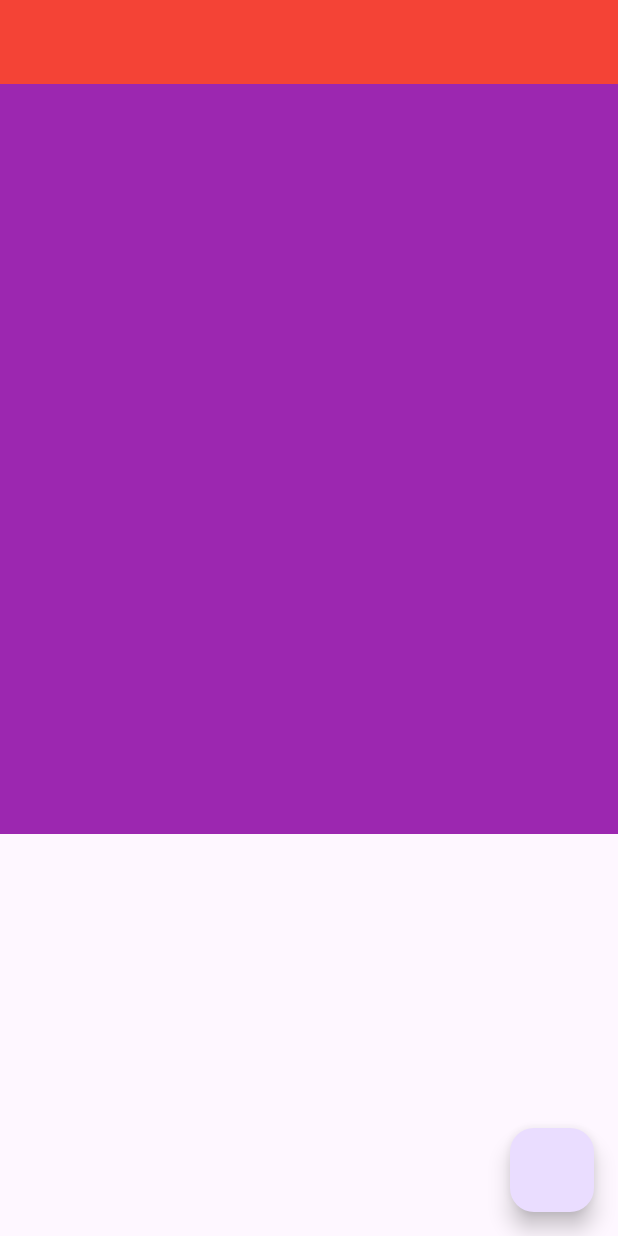
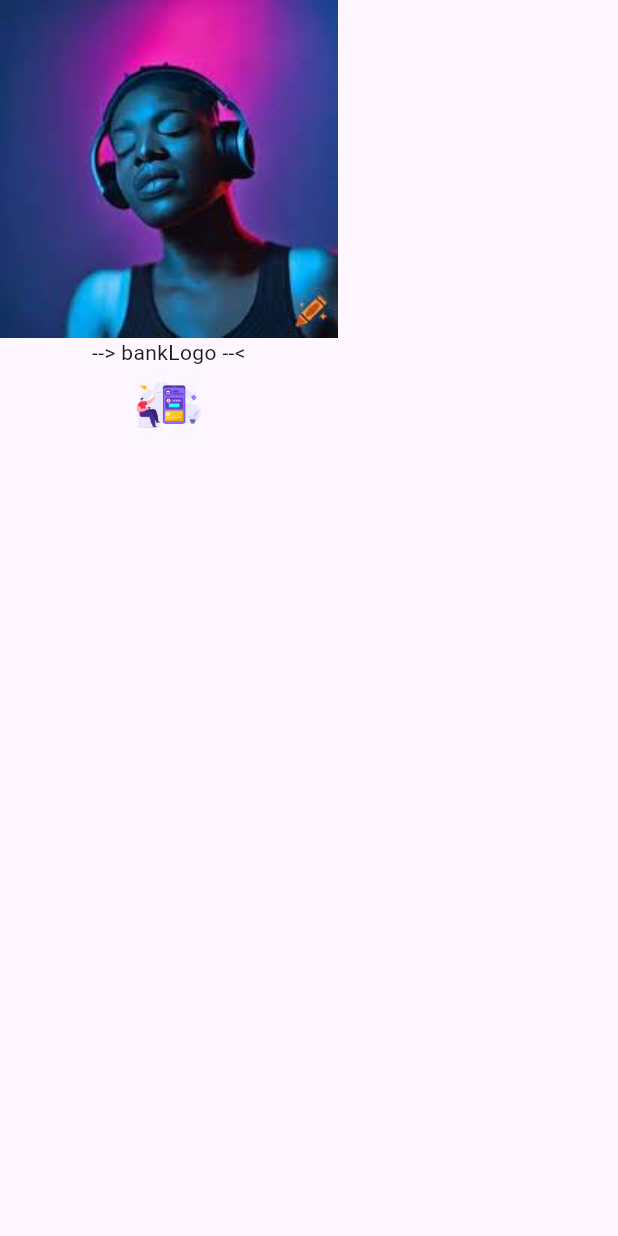
Before and after one commit to muhammedbayhan/flutter_overview, a Flutter app: the screen it shows after launch, on a phone screen of 412 x 824 dp. Run offline on Flutter 3.47's test engine with Material 3 defaults, Android fonts, the phone set to English and light mode, and no system bars; our stand-ins replace dio, flutter_spinkit.

Commit message:
extension learn

```diff
--- /dev/null
+++ b/lib/202/extension_learn.dart
@@ -0,0 +1,41 @@
+import 'package:flutter/material.dart';
+
+class ExtensionLearnView extends StatefulWidget {
+  const ExtensionLearnView({super.key});
+
+  @override
+  State<ExtensionLearnView> createState() => _ExtensionLearnViewState();
+}
+
+class _ExtensionLearnViewState extends State<ExtensionLearnView> {
+  @override
+  Widget build(BuildContext context) {
+    return  Scaffold(
+      body: Column(children: [
+Image.asset(ImagePaths.bg.path()),
+Text(ImagePaths.bankLogo.specificString()),
+ImagePaths.bankLogo.ImageM(),
+      ],),
+    );
+  }
+}
+
+enum ImagePaths{
+  bankLogo,bg,bg2
+}
+
+
+extension ImagePathsExtension on ImagePaths{
+  String path(){
+    return 'assets/$name.png';
+  }
+  String specificString(){
+    return '--> $name --<';
+  }
+
+  Widget ImageM(){
+    return Image.asset(path(),height: 50,width: 50,);
+  }
+
+
+}
--- a/lib/main.dart
+++ b/lib/main.dart
@@ -19,6 +19,7 @@ import 'package:flutter_full_learn/101/12-custom_widget_learn.dart';
 import 'package:flutter_full_learn/101/15-column_row_learn.dart';
 import 'package:flutter_full_learn/101/17-stateful_learn.dart';
 import 'package:flutter_full_learn/202/animated_learn.dart';
+import 'package:flutter_full_learn/202/extension_learn.dart';
 import 'package:flutter_full_learn/202/image_learn.dart';
 import 'package:flutter_full_learn/202/package_learn.dart';
 import 'package:flutter_full_learn/202/service/service_learn_view.dart';
@@ -54,7 +55,7 @@ class MyApp extends StatelessWidget {
       //  ThemeData.dark().copyWith(
       //   appBarTheme: AppBarTheme(centerTitle: true,)
       // ),
-      home:  AnimatedLearn()
+      home:  ExtensionLearnView(),
     );
   }
 }
```
